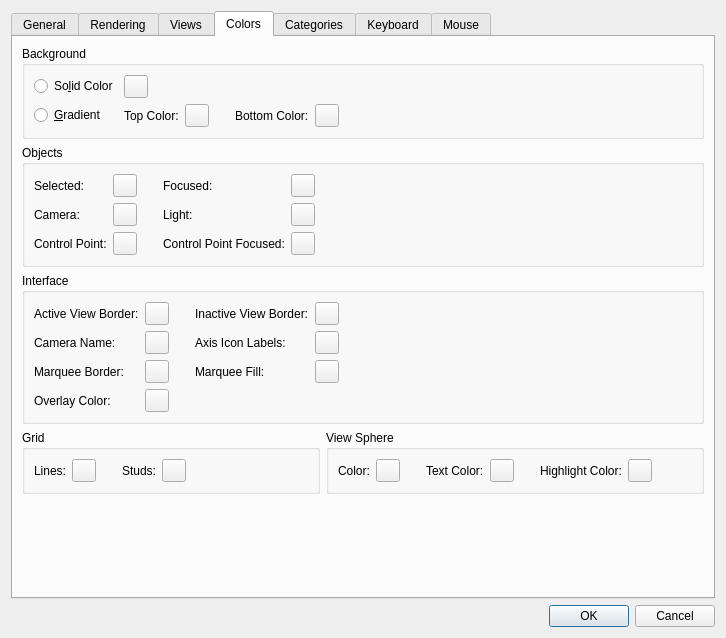
nathaneltitane/studworx, file qt/lc_qpreferencesdialog.ui: the form before one commit.
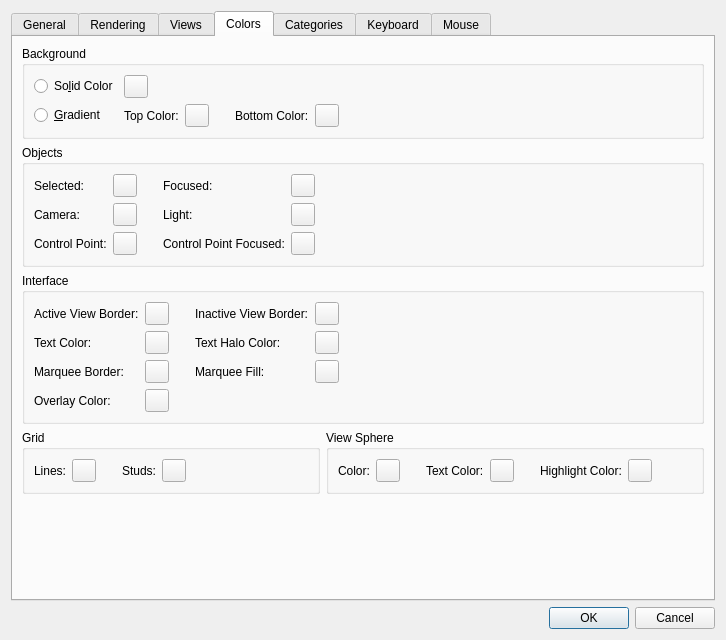
The form after the commit. The open tabs and pages were chosen to show the change. Icons and pictures are not drawn.

Diff of the .ui file:
```diff
--- a/qt/lc_qpreferencesdialog.ui
+++ b/qt/lc_qpreferencesdialog.ui
@@ -7,7 +7,7 @@
     <x>0</x>
     <y>0</y>
     <width>726</width>
-    <height>638</height>
+    <height>640</height>
    </rect>
   </property>
   <property name="windowTitle">
@@ -931,7 +931,7 @@
           <item row="2" column="0">
            <widget class="QLabel" name="label_14">
             <property name="text">
-             <string>Camera Name:</string>
+             <string>Text Color:</string>
             </property>
            </widget>
           </item>
@@ -966,7 +966,7 @@
           <item row="2" column="3">
            <widget class="QLabel" name="label_31">
             <property name="text">
-             <string>Axis Icon Labels:</string>
+             <string>Text Halo Color:</string>
             </property>
            </widget>
           </item>
```
Left out of the diff: 4 changed lines with no effect on the pictures.
